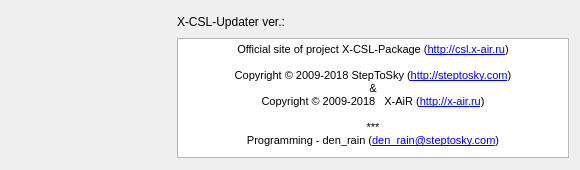
Above: src/about.ui from steptosky/x-csl-updater before the change. Below: the same form after it.
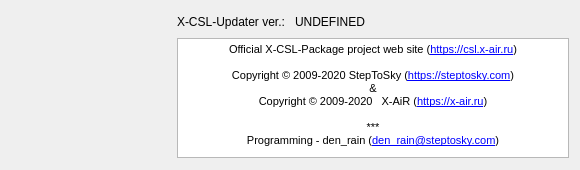
That is the form after the change. Icons and pictures are not drawn.

Commit message: fixes for ui, and other reported stuff...

```diff
--- a/src/about.ui
+++ b/src/about.ui
@@ -45,13 +45,13 @@
        <property name="minimumSize">
         <size>
          <width>160</width>
-         <height>50</height>
+         <height>60</height>
         </size>
        </property>
        <property name="maximumSize">
         <size>
          <width>160</width>
-         <height>50</height>
+         <height>60</height>
         </size>
        </property>
        <property name="toolTip">
@@ -110,6 +110,12 @@
     <layout class="QGridLayout" name="gridLayout">
      <item row="0" column="1">
       <widget class="QLabel" name="version">
+       <property name="sizePolicy">
+        <sizepolicy hsizetype="Expanding" vsizetype="Preferred">
+         <horstretch>0</horstretch>
+         <verstretch>0</verstretch>
+        </sizepolicy>
+       </property>
        <property name="minimumSize">
         <size>
          <width>281</width>
@@ -118,12 +124,12 @@
        </property>
        <property name="maximumSize">
         <size>
-         <width>281</width>
+         <width>500</width>
          <height>20</height>
         </size>
        </property>
        <property name="text">
-        <string/>
+        <string notr="true">UNDEFINED</string>
        </property>
       </widget>
      </item>
@@ -173,17 +179,17 @@
         <string>&lt;!DOCTYPE HTML PUBLIC &quot;-//W3C//DTD HTML 4.0//EN&quot; &quot;http://www.w3.org/TR/REC-html40/strict.dtd&quot;&gt;
 &lt;html&gt;&lt;head&gt;&lt;meta name=&quot;qrichtext&quot; content=&quot;1&quot; /&gt;&lt;style type=&quot;text/css&quot;&gt;
 p, li { white-space: pre-wrap; }
-&lt;/style&gt;&lt;/head&gt;&lt;body style=&quot; font-family:'.SF NS Text'; font-size:13pt; font-weight:400; font-style:normal;&quot;&gt;
-&lt;p align=&quot;center&quot; style=&quot; margin-top:0px; margin-bottom:0px; margin-left:0px; margin-right:0px; -qt-block-indent:0; text-indent:0px;&quot;&gt;&lt;span style=&quot; font-family:'MS Shell Dlg 2'; font-size:8pt;&quot;&gt;Official site of project X-CSL-Package (&lt;/span&gt;&lt;a href=&quot;http://csl.x-air.ru&quot;&gt;&lt;span style=&quot; font-family:'MS Shell Dlg 2'; font-size:8pt; text-decoration: underline; color:#0000ff;&quot;&gt;http://csl.x-air.ru&lt;/span&gt;&lt;/a&gt;&lt;span style=&quot; font-family:'MS Shell Dlg 2'; font-size:8pt;&quot;&gt;)&lt;/span&gt;&lt;/p&gt;
-&lt;p align=&quot;center&quot; style=&quot;-qt-paragraph-type:empty; margin-top:0px; margin-bottom:0px; margin-left:0px; margin-right:0px; -qt-block-indent:0; text-indent:0px; font-family:'MS Shell Dlg 2'; font-size:8pt;&quot;&gt;&lt;br /&gt;&lt;/p&gt;
-&lt;p align=&quot;center&quot; style=&quot; margin-top:0px; margin-bottom:0px; margin-left:0px; margin-right:0px; -qt-block-indent:0; text-indent:0px;&quot;&gt;&lt;span style=&quot; font-family:'MS Shell Dlg 2'; font-size:8pt;&quot;&gt;Copyright © 2009-2018 StepToSky (&lt;/span&gt;&lt;a href=&quot;http://steptosky.com&quot;&gt;&lt;span style=&quot; font-family:'MS Shell Dlg 2'; font-size:8pt; text-decoration: underline; color:#0000ff;&quot;&gt;http://steptosky.com&lt;/span&gt;&lt;/a&gt;&lt;span style=&quot; font-family:'MS Shell Dlg 2'; font-size:8pt;&quot;&gt;)&lt;/span&gt;&lt;/p&gt;
-&lt;p align=&quot;center&quot; style=&quot; margin-top:0px; margin-bottom:0px; margin-left:0px; margin-right:0px; -qt-block-indent:0; text-indent:0px;&quot;&gt;&lt;span style=&quot; font-family:'MS Shell Dlg 2'; font-size:8pt;&quot;&gt;&amp;amp;&lt;/span&gt;&lt;/p&gt;
-&lt;p align=&quot;center&quot; style=&quot; margin-top:0px; margin-bottom:0px; margin-left:0px; margin-right:0px; -qt-block-indent:0; text-indent:0px;&quot;&gt;&lt;span style=&quot; font-family:'MS Shell Dlg 2'; font-size:8pt;&quot;&gt;Copyright © 2009-2018   X-AiR (&lt;/span&gt;&lt;a href=&quot;http://x-air.ru&quot;&gt;&lt;span style=&quot; font-family:'MS Shell Dlg 2'; font-size:8pt; text-decoration: underline; color:#0000ff;&quot;&gt;http://x-air.ru&lt;/span&gt;&lt;/a&gt;&lt;span style=&quot; font-family:'MS Shell Dlg 2'; font-size:8pt;&quot;&gt;)&lt;/span&gt;&lt;/p&gt;
-&lt;p align=&quot;center&quot; style=&quot;-qt-paragraph-type:empty; margin-top:0px; margin-bottom:0px; margin-left:0px; margin-right:0px; -qt-block-indent:0; text-indent:0px; font-family:'MS Shell Dlg 2'; font-size:8pt; text-decoration: underline; color:#0000ff;&quot;&gt;&lt;br /&gt;&lt;/p&gt;
-&lt;p align=&quot;center&quot; style=&quot; margin-top:0px; margin-bottom:0px; margin-left:0px; margin-right:0px; -qt-block-indent:0; text-indent:0px;&quot;&gt;&lt;span style=&quot; font-family:'MS Shell Dlg 2'; font-size:8pt;&quot;&gt;***&lt;/span&gt;&lt;/p&gt;
-&lt;p align=&quot;center&quot; style=&quot; margin-top:0px; margin-bottom:0px; margin-left:0px; margin-right:0px; -qt-block-indent:0; text-indent:0px;&quot;&gt;&lt;span style=&quot; font-family:'MS Shell Dlg 2'; font-size:8pt;&quot;&gt;Programming - den_rain (&lt;/span&gt;&lt;a href=&quot;mailto:den_rain@steptosky.com&quot;&gt;&lt;span style=&quot; font-family:'MS Shell Dlg 2'; font-size:8pt; text-decoration: underline; color:#0000ff;&quot;&gt;den_rain@steptosky.com&lt;/span&gt;&lt;/a&gt;&lt;span style=&quot; font-family:'MS Shell Dlg 2'; font-size:8pt;&quot;&gt;)&lt;/span&gt;&lt;/p&gt;
-&lt;p align=&quot;center&quot; style=&quot;-qt-paragraph-type:empty; margin-top:0px; margin-bottom:0px; margin-left:0px; margin-right:0px; -qt-block-indent:0; text-indent:0px; font-family:'MS Shell Dlg 2'; font-size:8pt;&quot;&gt;&lt;br /&gt;&lt;/p&gt;
-&lt;p align=&quot;center&quot; style=&quot;-qt-paragraph-type:empty; margin-top:0px; margin-bottom:0px; margin-left:0px; margin-right:0px; -qt-block-indent:0; text-indent:0px; font-family:'MS Shell Dlg 2'; font-size:8pt;&quot;&gt;&lt;br /&gt;&lt;/p&gt;&lt;/body&gt;&lt;/html&gt;</string>
+&lt;/style&gt;&lt;/head&gt;&lt;body style=&quot; font-family:'MS Shell Dlg 2'; font-size:8.25pt; font-weight:400; font-style:normal;&quot;&gt;
+&lt;p align=&quot;center&quot; style=&quot; margin-top:0px; margin-bottom:0px; margin-left:0px; margin-right:0px; -qt-block-indent:0; text-indent:0px;&quot;&gt;&lt;span style=&quot; font-size:8pt;&quot;&gt;Official X-CSL-Package project web site (&lt;/span&gt;&lt;a href=&quot;https://csl.x-air.ru&quot;&gt;&lt;span style=&quot; font-size:8pt; text-decoration: underline; color:#0000ff;&quot;&gt;https://csl.x-air.ru&lt;/span&gt;&lt;/a&gt;&lt;span style=&quot; font-size:8pt;&quot;&gt;)&lt;/span&gt;&lt;/p&gt;
+&lt;p align=&quot;center&quot; style=&quot;-qt-paragraph-type:empty; margin-top:0px; margin-bottom:0px; margin-left:0px; margin-right:0px; -qt-block-indent:0; text-indent:0px; font-size:8pt;&quot;&gt;&lt;br /&gt;&lt;/p&gt;
+&lt;p align=&quot;center&quot; style=&quot; margin-top:0px; margin-bottom:0px; margin-left:0px; margin-right:0px; -qt-block-indent:0; text-indent:0px;&quot;&gt;&lt;span style=&quot; font-size:8pt;&quot;&gt;Copyright © 2009-2020 StepToSky (&lt;/span&gt;&lt;a href=&quot;https://steptosky.com&quot;&gt;&lt;span style=&quot; font-size:8pt; text-decoration: underline; color:#0000ff;&quot;&gt;https://steptosky.com&lt;/span&gt;&lt;/a&gt;&lt;span style=&quot; font-size:8pt;&quot;&gt;)&lt;/span&gt;&lt;/p&gt;
+&lt;p align=&quot;center&quot; style=&quot; margin-top:0px; margin-bottom:0px; margin-left:0px; margin-right:0px; -qt-block-indent:0; text-indent:0px;&quot;&gt;&lt;span style=&quot; font-size:8pt;&quot;&gt;&amp;amp;&lt;/span&gt;&lt;/p&gt;
+&lt;p align=&quot;center&quot; style=&quot; margin-top:0px; margin-bottom:0px; margin-left:0px; margin-right:0px; -qt-block-indent:0; text-indent:0px;&quot;&gt;&lt;span style=&quot; font-size:8pt;&quot;&gt;Copyright © 2009-2020   X-AiR (&lt;/span&gt;&lt;a href=&quot;https://x-air.ru&quot;&gt;&lt;span style=&quot; font-size:8pt; text-decoration: underline; color:#0000ff;&quot;&gt;https://x-air.ru&lt;/span&gt;&lt;/a&gt;&lt;span style=&quot; font-size:8pt;&quot;&gt;)&lt;/span&gt;&lt;/p&gt;
+&lt;p align=&quot;center&quot; style=&quot;-qt-paragraph-type:empty; margin-top:0px; margin-bottom:0px; margin-left:0px; margin-right:0px; -qt-block-indent:0; text-indent:0px; font-size:8pt; text-decoration: underline; color:#0000ff;&quot;&gt;&lt;br /&gt;&lt;/p&gt;
+&lt;p align=&quot;center&quot; style=&quot; margin-top:0px; margin-bottom:0px; margin-left:0px; margin-right:0px; -qt-block-indent:0; text-indent:0px;&quot;&gt;&lt;span style=&quot; font-size:8pt;&quot;&gt;***&lt;/span&gt;&lt;/p&gt;
+&lt;p align=&quot;center&quot; style=&quot; margin-top:0px; margin-bottom:0px; margin-left:0px; margin-right:0px; -qt-block-indent:0; text-indent:0px;&quot;&gt;&lt;span style=&quot; font-size:8pt;&quot;&gt;Programming - den_rain (&lt;/span&gt;&lt;a href=&quot;mailto:den_rain@steptosky.com&quot;&gt;&lt;span style=&quot; font-size:8pt; text-decoration: underline; color:#0000ff;&quot;&gt;den_rain@steptosky.com&lt;/span&gt;&lt;/a&gt;&lt;span style=&quot; font-size:8pt;&quot;&gt;)&lt;/span&gt;&lt;/p&gt;
+&lt;p align=&quot;center&quot; style=&quot;-qt-paragraph-type:empty; margin-top:0px; margin-bottom:0px; margin-left:0px; margin-right:0px; -qt-block-indent:0; text-indent:0px; font-size:8pt;&quot;&gt;&lt;br /&gt;&lt;/p&gt;
+&lt;p align=&quot;center&quot; style=&quot;-qt-paragraph-type:empty; margin-top:0px; margin-bottom:0px; margin-left:0px; margin-right:0px; -qt-block-indent:0; text-indent:0px; font-size:8pt;&quot;&gt;&lt;br /&gt;&lt;/p&gt;&lt;/body&gt;&lt;/html&gt;</string>
        </property>
        <property name="textInteractionFlags">
         <set>Qt::LinksAccessibleByMouse|Qt::TextSelectableByKeyboard|Qt::TextSelectableByMouse</set>
```
The commit also changes 6 other files.
